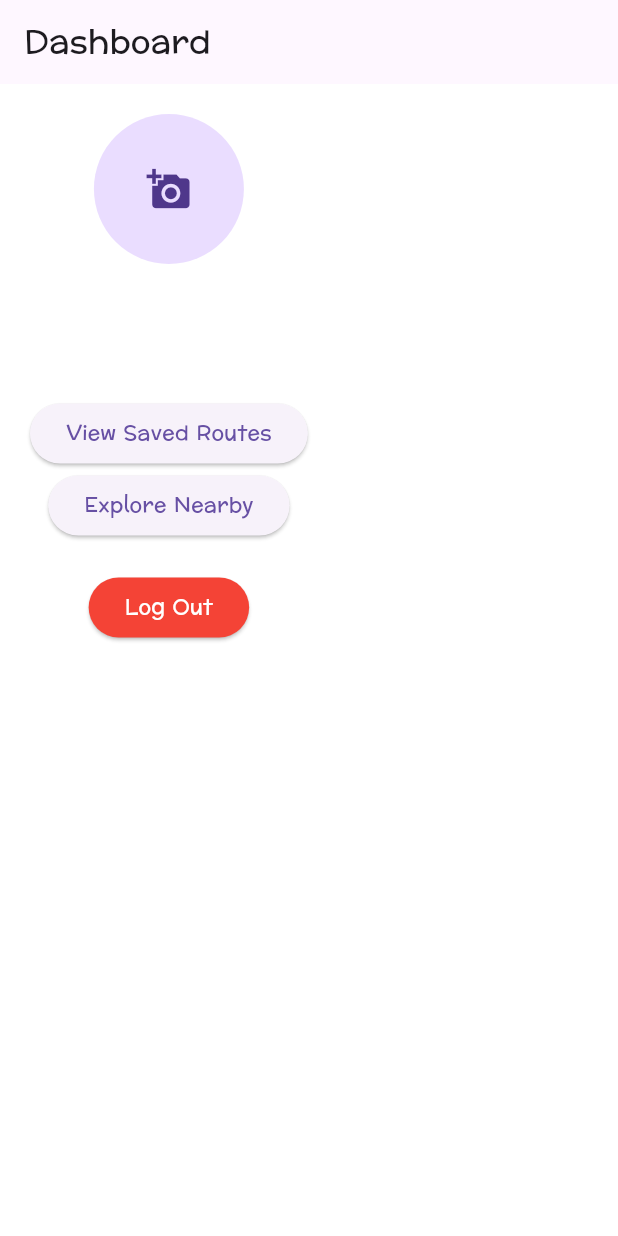
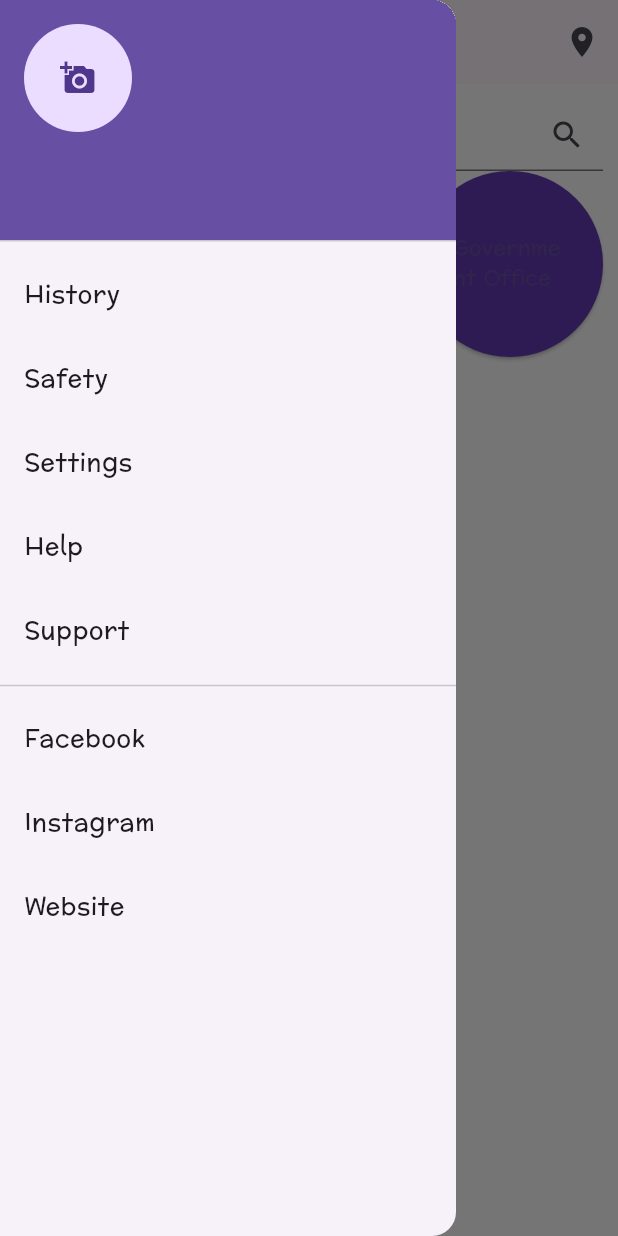
Before and after one commit to CowGivesMilk/SahayatriNimes, a Flutter app: the DashboardPage screen opened directly with empty values, with the side drawer open (before the commit the screen has no drawer), on a phone screen of 412 x 824 dp. Run offline on Flutter 3.47's test engine with Material 3 defaults, Android fonts, the phone set to English and light mode, and no system bars; our stand-ins replace geolocator, image_picker, permission_handler.

Commit message:
pp in burgermenu

```diff
--- a/lib/api_service.dart
+++ b/lib/api_service.dart
@@ -4,7 +4,7 @@ import 'package:flutter/foundation.dart' show kIsWeb; // Check if running on web
 import 'package:http/http.dart' as http;
 
 class ApiService {
-  static const String baseUrl = 'http://192.168.1.66:3000';
+  static const String baseUrl = 'http://192.168.1.67:3000';
 
   // Login function
   static Future<Map<String, dynamic>> login(String email, String password) async {
--- a/lib/dashboard.dart
+++ b/lib/dashboard.dart
@@ -1,7 +1,7 @@
 import 'package:flutter/material.dart';
 import 'package:image_picker/image_picker.dart';
-import 'dart:io'; // For mobile file handling
-import 'dart:typed_data'; // For web file handling
+import 'dart:io';
+import 'dart:typed_data';
 import 'package:flutter/foundation.dart' show kIsWeb;
 import 'api_service.dart';
 
@@ -9,7 +9,7 @@ class DashboardPage extends StatefulWidget {
   final String userId;
   final String name;
   final String email;
-  String? picture; // Keep it mutable for dynamic updates
+  String? picture;
 
   DashboardPage({
     super.key,
@@ -24,29 +24,30 @@ class DashboardPage extends StatefulWidget {
 }
 
 class _DashboardPageState extends State<DashboardPage> {
-  File? _mobileProfilePicture; // For mobile
-  Uint8List? _webProfilePicture; // For web
+  final TextEditingController _searchController = TextEditingController();
+  final List<String> categories = ['Hospital', 'Tourist Destination', 'Government Office'];
+  final List<String> places = ['Place 1', 'Place 2', 'Place 3'];
 
-  // Function to pick an image (handles web and mobile)
+  File? _mobileProfilePicture;
+  Uint8List? _webProfilePicture;
+
   Future<void> _pickImage() async {
     final picker = ImagePicker();
     final pickedFile = await picker.pickImage(source: ImageSource.gallery);
 
     if (pickedFile != null) {
       if (kIsWeb) {
-        // For Web: Read as bytes
         final webImage = await pickedFile.readAsBytes();
         setState(() {
           _webProfilePicture = webImage;
         });
-
         try {
           await ApiService.updateProfilePicture(widget.userId, _webProfilePicture);
           ScaffoldMessenger.of(context).showSnackBar(
             const SnackBar(content: Text('Profile picture updated successfully!')),
           );
           setState(() {
-            widget.picture = null; // Forces reload of picture
+            widget.picture = null;
           });
         } catch (error) {
           ScaffoldMessenger.of(context).showSnackBar(
@@ -54,19 +55,17 @@ class _DashboardPageState extends State<DashboardPage> {
           );
         }
       } else {
-        // For Mobile: Use File
         final imageFile = File(pickedFile.path);
         setState(() {
           _mobileProfilePicture = imageFile;
         });
-
         try {
           await ApiService.updateProfilePicture(widget.userId, _mobileProfilePicture!);
           ScaffoldMessenger.of(context).showSnackBar(
             const SnackBar(content: Text('Profile picture updated successfully!')),
           );
           setState(() {
-            widget.picture = null; // Forces reload of picture
+            widget.picture = null;
           });
         } catch (error) {
           ScaffoldMessenger.of(context).showSnackBar(
@@ -77,66 +76,161 @@ class _DashboardPageState extends State<DashboardPage> {
     }
   }
 
+  void _searchPlaces() {
+    print('Searching for: ${_searchController.text}');
+  }
+
+  Widget _categoryButtons() {
+    return GridView.builder(
+      shrinkWrap: true,
+      gridDelegate: const SliverGridDelegateWithFixedCrossAxisCount(
+        crossAxisCount: 3,
+        crossAxisSpacing: 10,
+        mainAxisSpacing: 10,
+      ),
+      itemCount: categories.length,
+      itemBuilder: (context, index) {
+        return ElevatedButton(
+          onPressed: () {
+            print('Category: ${categories[index]}');
+          },
+          style: ElevatedButton.styleFrom(backgroundColor: Colors.deepPurple),
+          child: Text(categories[index]),
+        );
+      },
+    );
+  }
+
+  Widget _placesList() {
+    return ListView.builder(
+      shrinkWrap: true,
+      itemCount: places.length,
+      itemBuilder: (context, index) {
+        return ListTile(
+          title: Text(places[index]),
+          onTap: () {
+            print('Selected Place: ${places[index]}');
+          },
+        );
+      },
+    );
+  }
+
   @override
   Widget build(BuildContext context) {
     return Scaffold(
-      appBar: AppBar(title: const Text('Dashboard')),
-      body: SingleChildScrollView(
-        padding: const EdgeInsets.all(20.0),
-        child: Column(
-          crossAxisAlignment: CrossAxisAlignment.center,
+      appBar: AppBar(
+        title: const Text('Your Platform'),
+        actions: [
+          IconButton(
+            icon: const Icon(Icons.location_on),
+            onPressed: () {
+              print('Location icon clicked');
+            },
+          ),
+        ],
+      ),
+      drawer: Drawer(
+        child: ListView(
           children: [
-            // Profile picture display
-            CircleAvatar(
-              radius: 50,
+            UserAccountsDrawerHeader(
+              accountName: Text(widget.name),
+              accountEmail: Text(widget.email),
+              currentAccountPicture: CircleAvatar(
                 backgroundImage: widget.picture != null
                     ? NetworkImage(widget.picture!)
                     : null,
                 child: widget.picture == null
                     ? IconButton(
-                icon: const Icon(Icons.add_a_photo, size: 30),
+                  icon: const Icon(Icons.add_a_photo),
                   onPressed: _pickImage,
                 )
                     : null,
               ),
-            const SizedBox(height: 15),
-            // Name and email display
-            Text(
-              widget.name,
-              style: const TextStyle(fontSize: 22, fontWeight: FontWeight.bold),
             ),
-            Text(
-              widget.email,
-              style: const TextStyle(fontSize: 16, color: Colors.grey),
+            ListTile(
+              title: const Text('History'),
+              onTap: () => print('History tapped'),
             ),
-            const SizedBox(height: 20),
-            // Action buttons or any other content
+            ListTile(
+              title: const Text('Safety'),
+              onTap: () => print('Safety tapped'),
+            ),
+            ListTile(
+              title: const Text('Settings'),
+              onTap: () => Navigator.push(
+                context,
+                MaterialPageRoute(builder: (context) => const SettingsPage()),
+              ),
+            ),
+            ListTile(
+              title: const Text('Help'),
+              onTap: () => print('Help tapped'),
+            ),
+            ListTile(
+              title: const Text('Support'),
+              onTap: () => print('Support tapped'),
+            ),
+            const Divider(),
+            ListTile(
+              title: const Text('Facebook'),
+              onTap: () => print('Redirect to Facebook'),
+            ),
+            ListTile(
+              title: const Text('Instagram'),
+              onTap: () => print('Redirect to Instagram'),
+            ),
+            ListTile(
+              title: const Text('Website'),
+              onTap: () => print('Redirect to Website'),
+            ),
+          ],
+        ),
+      ),
+      body: Padding(
+        padding: const EdgeInsets.all(10.0),
+        child: Column(
+          children: [
+            TextField(
+              controller: _searchController,
+              decoration: InputDecoration(
+                hintText: 'Search places...',
+                suffixIcon: IconButton(
+                  icon: const Icon(Icons.search),
+                  onPressed: _searchPlaces,
+                ),
+              ),
+            ),
+            _categoryButtons(),
+            Expanded(child: _placesList()),
+          ],
+        ),
+      ),
+    );
+  }
+}
+
+class SettingsPage extends StatelessWidget {
+  const SettingsPage({super.key});
+
+  @override
+  Widget build(BuildContext context) {
+    return Scaffold(
+      appBar: AppBar(title: const Text('Settings')),
+      body: Padding(
+        padding: const EdgeInsets.all(20.0),
+        child: Column(
+          crossAxisAlignment: CrossAxisAlignment.start,
+          children: [
+            const Text('Change your settings here.'),
             ElevatedButton(
-              onPressed: () {
-                ScaffoldMessenger.of(context).showSnackBar(
-                  const SnackBar(content: Text('Feature Coming Soon!')),
-                );
-              },
-              child: const Text('View Saved Routes'),
+              onPressed: () => print('Change Password clicked'),
+              child: const Text('Change Password'),
             ),
+            const Spacer(),
             ElevatedButton(
-              onPressed: () {
-                ScaffoldMessenger.of(context).showSnackBar(
-                  const SnackBar(content: Text('Feature Coming Soon!')),
-                );
-              },
-              child: const Text('Explore Nearby'),
-            ),
-            const SizedBox(height: 20),
-            // Logout button
-            ElevatedButton(
-              style: ElevatedButton.styleFrom(
-                backgroundColor: Colors.red, // Updated button color property
-                foregroundColor: Colors.white, // Text color property
-              ),
-              onPressed: () {
-                Navigator.of(context).pop(); // Log out and return to previous screen
-              },
+              onPressed: () => print('Logging out...'),
+              style: ElevatedButton.styleFrom(backgroundColor: Colors.red),
               child: const Text('Log Out'),
             ),
           ],
```
Lines whose indentation alone changed are shown as unchanged.
